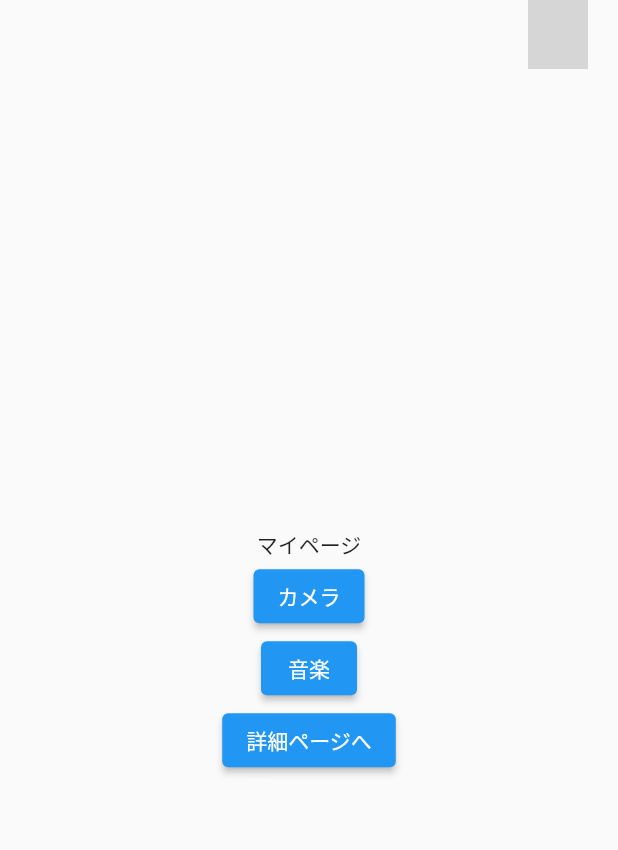
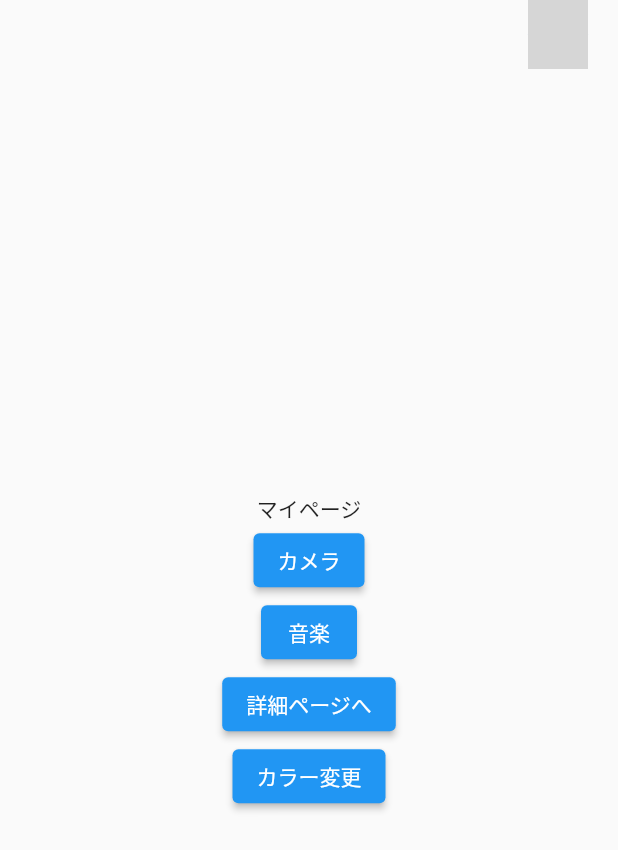
Before and after one commit to dictat/mobile, a Flutter app: the SettingsPage screen opened directly, on a phone screen of 412 x 824 dp. Shown: the top 850 px of the screen. Run offline on Flutter 3.47's test engine with Material 2 defaults, Android fonts, the phone set to English and light mode, and no system bars; our stand-ins replace community_material_icon, flutter_bloc, flutter_hooks, flutter_screenutil, google_fonts, like_button; network calls fail; Roboto replaces fonts that are missing (Murecho); grey boxes are pictures that could not be loaded.

Commit message:
no message

```diff
--- a/lib/enums/tab_item.dart
+++ b/lib/enums/tab_item.dart
@@ -6,34 +6,38 @@ enum TabItem {
     title: 'ホーム',
     icon: Icons.home,
     page: HomePage(),
+    badges: false,
   ),
-
   timeline(
     title: 'タイムライン',
     icon: Icons.timeline,
     page: TimelinePage(),
+    badges: false,
   ),
   community(
     title: 'コミュニティ',
     icon: CommunityMaterialIcons.bulletin_board,
     page: SettingsPage(),
+    badges: false,
   ),
   message(
     title: 'メッセージ',
     icon: CommunityMaterialIcons.message,
     page: ChatPage(),
+    badges: false,
   ),
   settings(
     title: 'マイページ',
     icon: Icons.account_circle_outlined,
     page: SettingsPage(),
+    badges: false,
   );
 
-  const TabItem({
-    required this.title,
+  const TabItem(
+      {required this.title,
       required this.icon,
       required this.page,
-  });
+      required this.badges});
 
   /// タイトル
   final String title;
@@ -43,4 +47,7 @@ enum TabItem {
 
   /// 画面
   final Widget page;
+
+  /// バッジ
+  final bool badges;
 }
--- a/lib/function/import.dart
+++ b/lib/function/import.dart
@@ -1,8 +1,10 @@
 export 'package:flutter/material.dart';
+export 'package:flutter_bloc/flutter_bloc.dart';
 export 'package:google_fonts/google_fonts.dart';
 export 'package:flutter_screenutil/flutter_screenutil.dart';
 export 'package:provider/provider.dart';
 export 'package:community_material_icon/community_material_icon.dart';
+
 
 // provider
 export 'package:mobile/provider/count_provider.dart';
@@ -18,6 +20,7 @@ export 'package:mobile/models/profile_model.dart';
 // function
 export 'package:mobile/function/profile_function.dart';
 export 'package:mobile/enums/tab_item.dart';
+export 'package:mobile/function/theme_cubit.dart';
 
 // UI
 export 'package:mobile/pages/custom_app_bar.dart';
--- /dev/null
+++ b/lib/function/theme_cubit.dart
@@ -0,0 +1,28 @@
+import 'package:mobile/function/import.dart';
+
+class ThemeCubit extends Cubit<ThemeData> {
+  ThemeCubit() : super(_themeDatas[AppTheme.light]!);
+
+  void changeTheme(AppTheme theme) {
+    emit(_themeDatas[theme]!);
+  }
+}
+
+// テーマを増やせるようにEnumで定義
+enum AppTheme {
+  light,
+  dark,
+}
+
+// EnumからThemeを呼び出す配列を作成
+// 今回の記事のメインテーマはこの中のThemeData部分である。
+final _themeDatas = {
+  AppTheme.dark: ThemeData(
+    brightness: Brightness.dark,
+    primaryColor: Colors.white,
+  ),
+  AppTheme.light: ThemeData(
+    brightness: Brightness.light,
+    primaryColor: Colors.black38,
+  ),
+};
--- a/lib/pages/settings_page.dart
+++ b/lib/pages/settings_page.dart
@@ -1,14 +1,13 @@
 import 'package:flutter/material.dart';
 import 'package:flutter/services.dart';
-import 'package:mobile/pages/custom_app_bar.dart';
-import 'package:mobile/enums/tab_item.dart';
-import 'package:mobile/pages/detail_page.dart';
+import 'package:mobile/function/import.dart';
 
 class SettingsPage extends StatelessWidget {
   const SettingsPage({super.key});
 
   @override
   Widget build(BuildContext context) {
+    bool _themeFlag = false;
     final pageTitle = TabItem.settings.title;
     return Scaffold(
       appBar: CustomerAppBar(pageTitle),
@@ -38,6 +37,15 @@ class SettingsPage extends StatelessWidget {
               },
               child: const Text('詳細ページへ'),
             ),
+            ElevatedButton(onPressed: (){
+
+              context
+                  .read<ThemeCubit>()
+                  .changeTheme(_themeFlag ? AppTheme.dark : AppTheme.light);
+
+                _themeFlag = !_themeFlag;
+            }, child: const Text('カラー変更'))
+
           ],
         ),
       ),
--- a/pubspec.yaml
+++ b/pubspec.yaml
@@ -43,6 +43,7 @@ dependencies:
   flutter_screenutil: ^5.3.1  # 追加
   provider: ^6.0.5
   like_button: ^2.0.5
+  flutter_bloc: ^8.1.1
 
 dev_dependencies:
   flutter_test:
```
Also changed, not shown: lib/base_page.dart (+13 -10 lines), lib/main.dart (+21 -20 lines), pubspec.lock, 1 other file. Lines whose indentation alone changed are shown as unchanged.
